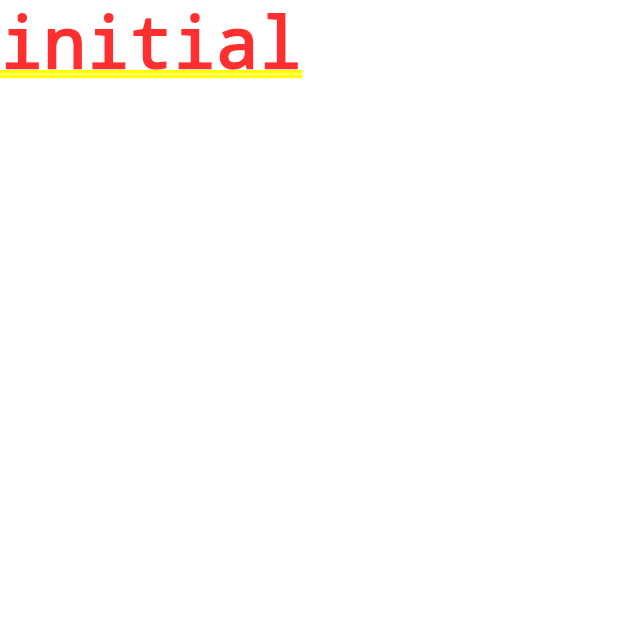
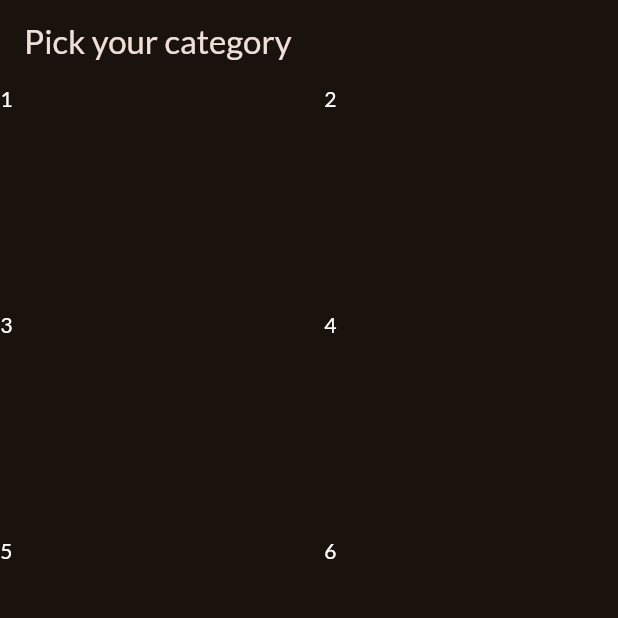
Before and after one commit to ajujacob88/flutter-meals-app, a Flutter app: the screen it shows after launch, on a phone screen of 412 x 824 dp, the top half of it. Run offline on Flutter 3.47's test engine with Material 3 defaults, Android fonts, the phone set to English and light mode, and no system bars; our stand-ins replace google_fonts.

Commit message:
using a grid view

```diff
--- /dev/null
+++ b/lib/categories.dart
@@ -0,0 +1,31 @@
+import 'package:flutter/material.dart';
+import 'package:flutter/widgets.dart';
+
+class CategoriesScreen extends StatelessWidget {
+  const CategoriesScreen({super.key});
+
+  @override
+  Widget build(BuildContext context) {
+    return Scaffold(
+      appBar: AppBar(
+        title: const Text('Pick your category'),
+      ),
+      body: GridView(
+        gridDelegate: const SliverGridDelegateWithFixedCrossAxisCount(
+          crossAxisCount: 2,
+          childAspectRatio: 3 / 2,
+          crossAxisSpacing: 20,
+          mainAxisSpacing: 20,
+        ),
+        children: const [
+          Text('1', style: TextStyle(color: Colors.white)),
+          Text('2', style: TextStyle(color: Colors.white)),
+          Text('3', style: TextStyle(color: Colors.white)),
+          Text('4', style: TextStyle(color: Colors.white)),
+          Text('5', style: TextStyle(color: Colors.white)),
+          Text('6', style: TextStyle(color: Colors.white)),
+        ],
+      ),
+    );
+  }
+}
--- a/lib/main.dart
+++ b/lib/main.dart
@@ -1,5 +1,6 @@
 import 'package:flutter/material.dart';
 import 'package:google_fonts/google_fonts.dart';
+import 'package:meals_app/categories.dart';
 
 final theme = ThemeData(
   colorScheme: ColorScheme.fromSeed(
@@ -20,7 +21,7 @@ class App extends StatelessWidget {
   Widget build(BuildContext context) {
     return MaterialApp(
       theme: theme,
-      home: const Text('initial'),
+      home: const CategoriesScreen(),
     );
   }
 }
```
